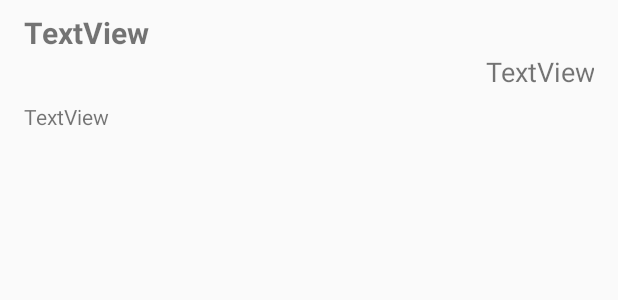
After one commit to Jam52/TopTenApp, an Android app: the layout list_record.xml on its own in the app's theme, with its tools: preview values and no code run, on a phone screen of 412 x 824 dp. The commit adds this screen. Shown: the top 300 px of the screen. Run offline under Robolectric (Android 15) with nearby library versions, the phone set to English and light mode, and no system bars.

Commit message:
finished ex 107

```diff
--- a/app/src/main/java/com/jamiesajdak/toptenapp/ParseApplications.java
+++ b/app/src/main/java/com/jamiesajdak/toptenapp/ParseApplications.java
@@ -54,8 +54,8 @@ public class ParseApplications {
                                 currentRecord.setName(textVale);
                             } else if ("artist".equalsIgnoreCase(tagName)) {
                             currentRecord.setArtist(textVale);
-                            } else if ("releaseDate".equalsIgnoreCase(tagName)) {
-                            currentRecord.setReleaseDate(textVale);
+                            } else if ("price".equalsIgnoreCase(tagName)) {
+                            currentRecord.setPrice(textVale);
                             } else if ("image".equalsIgnoreCase(tagName)) {
                             currentRecord.setImageURL(textVale);
                         }
--- /dev/null
+++ b/app/src/main/res/layout/list_record.xml
@@ -0,0 +1,53 @@
+<?xml version="1.0" encoding="utf-8"?>
+<android.support.constraint.ConstraintLayout xmlns:android="http://schemas.android.com/apk/res/android"
+    xmlns:app="http://schemas.android.com/apk/res-auto"
+    xmlns:tools="http://schemas.android.com/tools"
+    android:layout_width="match_parent"
+    android:layout_height="match_parent">
+
+    <TextView
+        android:id="@+id/tvName"
+        android:layout_width="0dp"
+        android:layout_height="wrap_content"
+        android:layout_marginStart="16dp"
+        android:layout_marginLeft="16dp"
+        android:layout_marginTop="8dp"
+        android:layout_marginEnd="16dp"
+        android:layout_marginRight="16dp"
+        android:text="TextView"
+        android:textSize="20sp"
+        android:textStyle="bold"
+        app:layout_constraintEnd_toEndOf="parent"
+        app:layout_constraintHorizontal_bias="0.0"
+        app:layout_constraintStart_toStartOf="parent"
+        app:layout_constraintTop_toTopOf="parent" />
+
+    <TextView
+        android:id="@+id/tvArtist"
+        android:layout_width="0dp"
+        android:layout_height="wrap_content"
+        android:layout_marginStart="16dp"
+        android:layout_marginLeft="16dp"
+        android:layout_marginEnd="16dp"
+        android:layout_marginRight="16dp"
+        android:gravity="right"
+        android:text="TextView"
+        android:textSize="18sp"
+        app:layout_constraintEnd_toEndOf="parent"
+        app:layout_constraintStart_toStartOf="parent"
+        app:layout_constraintTop_toBottomOf="@+id/tvName" />
+
+    <TextView
+        android:id="@+id/tvSummery"
+        android:layout_width="0dp"
+        android:layout_height="wrap_content"
+        android:layout_marginStart="16dp"
+        android:layout_marginLeft="16dp"
+        android:layout_marginTop="8dp"
+        android:layout_marginEnd="16dp"
+        android:layout_marginRight="16dp"
+        android:text="TextView"
+        app:layout_constraintEnd_toEndOf="parent"
+        app:layout_constraintStart_toStartOf="parent"
+        app:layout_constraintTop_toBottomOf="@+id/tvArtist" />
+</android.support.constraint.ConstraintLayout>
```
Also changed, not shown: app/src/main/java/com/jamiesajdak/toptenapp/FeedAdapter.java (added, +48 -0 lines), app/src/main/java/com/jamiesajdak/toptenapp/FeedEntry.java (+6 -6 lines), app/src/main/java/com/jamiesajdak/toptenapp/MainActivity.java (+6 -3 lines).
